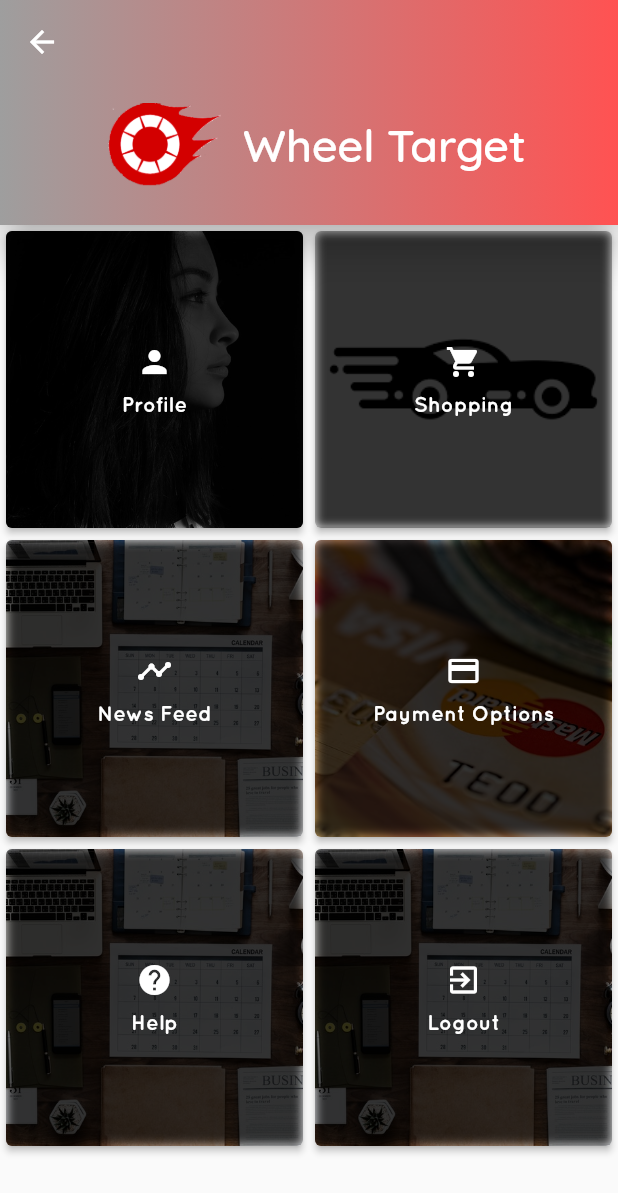
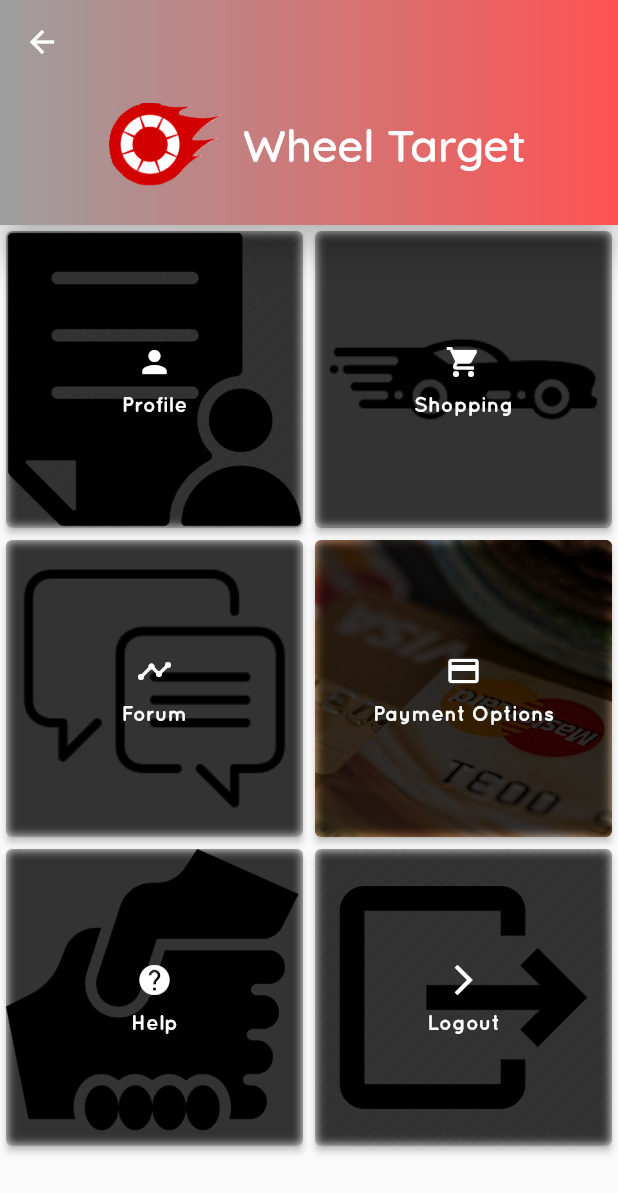
Before and after one commit to Pergunta/WheelTarget, a Flutter app: the HomePage screen opened by its route, on a phone screen of 412 x 824 dp. Shown: the top 1193 px of the screen. Run offline on Flutter 3.47's test engine with Material 2 defaults, Android fonts, the phone set to English and light mode, and no system bars; our stand-ins replace flutter_masked_text, font_awesome_flutter, rxdart.

Commit message:
minor changes

```diff
--- a/lib/logic/viewmodel/menu_view_model.dart
+++ b/lib/logic/viewmodel/menu_view_model.dart
@@ -26,7 +26,7 @@ class MenuViewModel {
             "Product Details",
           ]),
       Menu(
-          title: "News Feed",
+          title: "Forum",
           menuColor: Color(0xff7f5741),
           icon: Icons.timeline,
           image: UIData.timelineImage,
@@ -41,13 +41,13 @@ class MenuViewModel {
           title: "Help",
           menuColor: Color(0xff7f5741),
           icon: Icons.help,
-          image: UIData.timelineImage,
-          items: ["help"]),
+          image: UIData.helpImage,
+          items: ["Help"]),
       Menu(
           title: "Logout",
           menuColor: Color(0xff7f5741),
-          icon: Icons.exit_to_app,
-          image: UIData.timelineImage,
+          icon: Icons.arrow_forward_ios,
+          image: UIData.logoutImage,
           items: ["Login 2"]),
     ];
   }
--- a/lib/logic/viewmodel/product_view_model.dart
+++ b/lib/logic/viewmodel/product_view_model.dart
@@ -101,7 +101,7 @@ class ProductViewModel {
               description: "X1/9",
               image:
                   "https://cdn.bringatrailer.com/wp-content/uploads/2017/06/IMG_1506-e1502217129406-940x725.jpg",
-            name: "Fiat",
+            name: "x1/9",
             price: "£26,059",
             rating: 4.0,
             totalReviews: 33),
@@ -119,7 +119,7 @@ class ProductViewModel {
             description: "2002 turbo",
             image:
                 "https://bonsrapazes.com/wp-content/uploads/2018/10/https_2F2Fhypebeast.com2Fimage2F20182F102Fbmw-2002-turbo-original-1975-chamonix-white-auction-2.jpg",
-            name: "BMW",
+            name: "2002 turbo",
             price: "£159,909",
             rating: 4.1,
             totalReviews: 22),
--- a/lib/ui/page/home_page.dart
+++ b/lib/ui/page/home_page.dart
@@ -66,7 +66,7 @@ class HomePage extends StatelessWidget {
 
   //appbar
   Widget appBar() => SliverAppBar(
-        backgroundColor: Colors.redAccent,
+        backgroundColor: Colors.black26,
         pinned: true,
         elevation: 10.0,
         forceElevated: true,
--- a/lib/ui/widgets/common_drawer.dart
+++ b/lib/ui/widgets/common_drawer.dart
@@ -82,7 +82,7 @@ class CommonDrawer extends StatelessWidget {
               style: TextStyle(fontWeight: FontWeight.w700, fontSize: 18.0),
             ),
             leading: Icon(
-              Icons.exit_to_app,
+              Icons.arrow_forward_ios,
               color: Colors.blue,
             ),
             onTap: (){
--- a/lib/utils/uidata.dart
+++ b/lib/utils/uidata.dart
@@ -36,14 +36,16 @@ class UIData {
   //images
   static const String imageDir = "assets/images";
   static const String pkImage = "$imageDir/pk.jpg";
-  static const String profileImage = "$imageDir/profile.jpg";
+  static const String profileImage = "$imageDir/profile31.png";
   static const String blankImage = "$imageDir/blank.jpg";
   static const String dashboardImage = "$imageDir/dashboard.jpg";
   static const String loginImage = "$imageDir/login.jpg";
   static const String paymentImage = "$imageDir/payment.jpg";
   static const String settingsImage = "$imageDir/setting.jpeg";
   static const String shoppingImage = "$imageDir/shopping.jpg";
-  static const String timelineImage = "$imageDir/timeline.jpeg";
+  static const String helpImage = "$imageDir/help1.png";
+  static const String logoutImage = "$imageDir/logout1.png";
+  static const String timelineImage = "$imageDir/forum.png";
   static const String verifyImage = "$imageDir/verification.jpg";
 
   //login
```
Also changed, not shown: assets/images/forum.png (added), assets/images/help.png (added), assets/images/help1.png (added), assets/images/logout.png (added), assets/images/logout1.png (added), assets/images/profile31.png (added), assets/images/shopping.jpeg (deleted).
